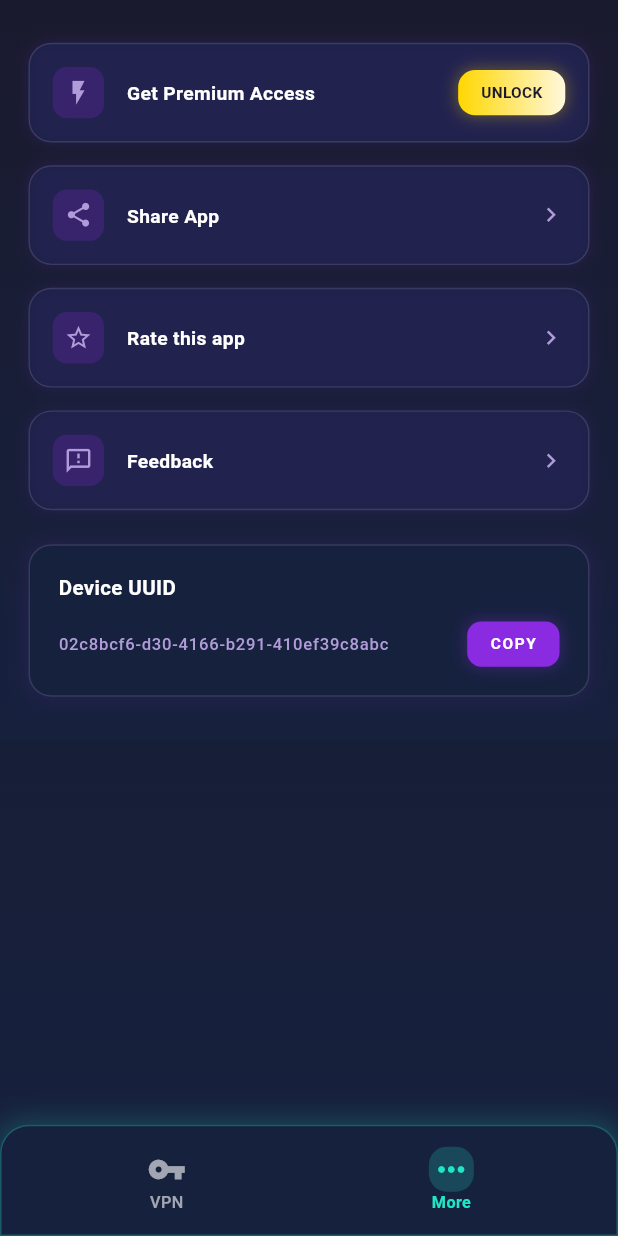
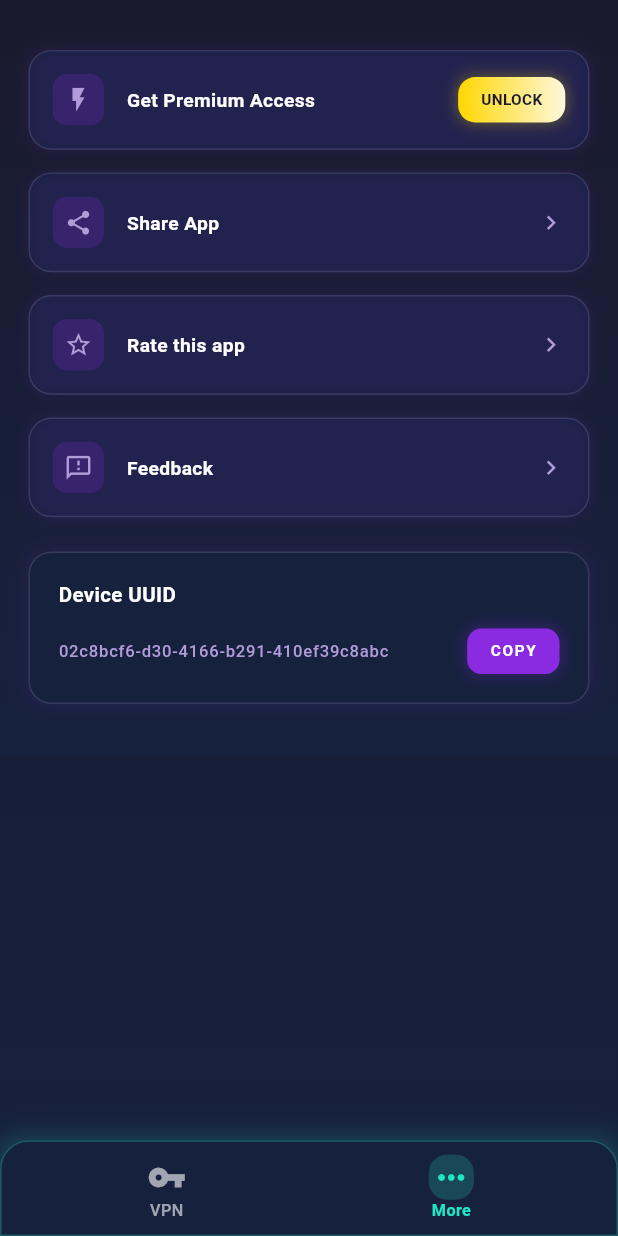
Before and after one commit to noob-hamza-00/vpn_max, a Flutter app: the screen it shows after launch, after a tap on "CONNECT", after a tap on "VPN", after a tap on "More", on a phone screen of 412 x 824 dp. Run offline on Flutter 3.47's test engine with Material 3 defaults, Android fonts, the phone set to English and light mode, and no system bars; our stand-ins replace connectivity_plus, fluttertoast, permission_handler; missing offline and left inert: installed_apps.

Commit message:
Update on repo

```diff
--- a/lib/animation_page.dart
+++ b/lib/animation_page.dart
@@ -1,4 +1,5 @@
 import 'package:flutter/material.dart';
+import 'package:fluttertoast/fluttertoast.dart';
 import 'dart:math';
 import 'dart:async';
 import 'package:connectivity_plus/connectivity_plus.dart';
@@ -19,7 +20,7 @@ class _AnimationPageState extends State<AnimationPage>
   bool connected = false;
   bool connecting = false;
   double connectingProgress = 0.0;
-  String? _toastMessage;
+  // Removed all floating toast logic, using only native mobile toast (Fluttertoast)
   late AnimationController _controller;
   int selectedTab = 0; // 0 = VPN, 1 = More
 
@@ -107,7 +108,7 @@ class _AnimationPageState extends State<AnimationPage>
         ),
         child: SafeArea(
           child: Container(
-            height: context.responsiveHeight(70),
+            height: context.responsiveHeight(60),
             padding: EdgeInsets.symmetric(
                 horizontal: context.responsiveSpacing(16),
                 vertical: context.responsiveSpacing(8)),
@@ -158,15 +159,15 @@ class _AnimationPageState extends State<AnimationPage>
       setState(() {
         connecting = false;
         connected = true;
-        _toastMessage = "Connected";
       });
-
-      await Future.delayed(const Duration(milliseconds: 1200));
-      if (mounted) {
-        setState(() {
-          _toastMessage = null;
-        });
-      }
+      Fluttertoast.showToast(
+        msg: "Connected",
+        toastLength: Toast.LENGTH_SHORT,
+        gravity: ToastGravity.BOTTOM,
+        backgroundColor: Colors.grey[800],
+        textColor: Colors.white,
+        fontSize: 15.0,
+      );
     } else if (connected) {
       _showDisconnectDialog();
     }
@@ -247,14 +248,15 @@ class _AnimationPageState extends State<AnimationPage>
     if (shouldDisconnect == true) {
       setState(() {
         connected = false;
-        _toastMessage = "Disconnected";
       });
-      await Future.delayed(const Duration(milliseconds: 800));
-      if (mounted) {
-        setState(() {
-          _toastMessage = null;
-        });
-      }
+      Fluttertoast.showToast(
+        msg: "Disconnected",
+        toastLength: Toast.LENGTH_SHORT,
+        gravity: ToastGravity.BOTTOM,
+        backgroundColor: Colors.grey[800],
+        textColor: Colors.white,
+        fontSize: 15.0,
+      );
     }
   }
 
@@ -309,7 +311,6 @@ class _AnimationPageState extends State<AnimationPage>
                     setState(() {
                       connected = false;
                       connecting = false;
-                      _toastMessage = null;
                     });
                   },
                   child: const Text(
@@ -561,16 +562,15 @@ class _AnimationPageState extends State<AnimationPage>
         // If not connected, just change server normally
         setState(() {
           selectedServer = picked;
-          _toastMessage = "Server changed to ${servers[picked]['country']}";
         });
-
-        // Show toast message
-        await Future.delayed(const Duration(milliseconds: 1500));
-        if (mounted) {
-          setState(() {
-            _toastMessage = null;
-          });
-        }
+        Fluttertoast.showToast(
+          msg: "Server changed to ${servers[picked]['country']}",
+          toastLength: Toast.LENGTH_SHORT,
+          gravity: ToastGravity.BOTTOM,
+          backgroundColor: Colors.grey[800],
+          textColor: Colors.white,
+          fontSize: 15.0,
+        );
       }
     }
   }
@@ -737,8 +737,15 @@ class _AnimationPageState extends State<AnimationPage>
         connected = false;
         connecting = false;
         connectingProgress = 0.0;
-        _toastMessage = "Disconnected from VPN";
       });
+      Fluttertoast.showToast(
+        msg: "Disconnected from VPN",
+        toastLength: Toast.LENGTH_SHORT,
+        gravity: ToastGravity.BOTTOM,
+        backgroundColor: Colors.grey[800],
+        textColor: Colors.white,
+        fontSize: 15.0,
+      );
 
       // Wait for disconnect message to show
       await Future.delayed(const Duration(milliseconds: 1000));
@@ -746,19 +753,15 @@ class _AnimationPageState extends State<AnimationPage>
       // Change server
       setState(() {
         selectedServer = newServerIndex;
-        _toastMessage =
-            "Server changed to ${servers[newServerIndex]['country']}";
       });
-
-      // Wait for server change message
-      await Future.delayed(const Duration(milliseconds: 1500));
-
-      // Clear toast message
-      if (mounted) {
-        setState(() {
-          _toastMessage = null;
-        });
-      }
+      Fluttertoast.showToast(
+        msg: "Server changed to ${servers[newServerIndex]['country']}",
+        toastLength: Toast.LENGTH_SHORT,
+        gravity: ToastGravity.BOTTOM,
+        backgroundColor: Colors.grey[800],
+        textColor: Colors.white,
+        fontSize: 15.0,
+      );
     }
   }
 
@@ -782,18 +785,18 @@ class _AnimationPageState extends State<AnimationPage>
       gifSize = isLandscape ? 380.0 : 420.0;
       connectedImageSize = isLandscape ? 320.0 : 360.0;
     } else if (isLargePhone) {
-      animationSize = 280.0;
+      animationSize = 270.0;
       gifSize = 300.0;
-      connectedImageSize = 240.0;
+      connectedImageSize = 220.0;
     } else if (isMediumPhone) {
       animationSize = 220.0;
-      gifSize = 240.0;
-      connectedImageSize = 190.0;
+      gifSize = 245.0;
+      connectedImageSize = 200.0;
     } else {
       // Small phones
-      animationSize = 180.0;
-      gifSize = 200.0;
-      connectedImageSize = 150.0;
+      animationSize = 140.0;
+      gifSize = 160.0;
+      connectedImageSize = 110.0;
     }
 
     return Center(
@@ -937,7 +940,7 @@ class _AnimationPageState extends State<AnimationPage>
     final isMediumPhone = screenWidth >= 360 && screenWidth < 400;
 
     // Responsive sizing based on screen size
-    final titleFontSize = isSmallPhone ? 28.0 : (isMediumPhone ? 32.0 : 40.0);
+    final titleFontSize = isSmallPhone ? 37.0 : (isMediumPhone ? 45.0 : 48.0);
     final appFilterFontSize =
         isSmallPhone ? 11.0 : (isMediumPhone ? 12.0 : 14.0);
     final speedValueFontSize =
@@ -1026,6 +1029,7 @@ class _AnimationPageState extends State<AnimationPage>
                       ),
                       const Spacer(),
                       Container(
+                         margin: EdgeInsets.only(top: isSmallPhone ? 10 : (isMediumPhone ? 15 : 10)),
                         decoration: BoxDecoration(
                           color: appFilterBackgroundColor,
                           borderRadius: BorderRadius.circular(borderRadius),
@@ -1052,9 +1056,9 @@ class _AnimationPageState extends State<AnimationPage>
                             ),
                             padding: EdgeInsets.symmetric(
                               horizontal:
-                                  isSmallPhone ? 12 : (isMediumPhone ? 16 : 20),
-                              vertical:
-                                  isSmallPhone ? 6 : (isMediumPhone ? 7 : 10),
+                                  isSmallPhone ? 12 : (isMediumPhone ? 16 : 30),
+                              vertical: 0,
+                                 // isSmallPhone ? 3 : (isMediumPhone ? 2 : 1),
                             ),
                           ),
                           onPressed: () {
@@ -1304,6 +1308,21 @@ class _AnimationPageState extends State<AnimationPage>
                               ),
                             ],
                           ),
+                          child: TextButton(
+                            style: TextButton.styleFrom(
+                              backgroundColor: Colors.transparent,
+                              padding: EdgeInsets.zero,
+                              minimumSize: Size(0, 0),
+                              tapTargetSize: MaterialTapTargetSize.shrinkWrap,
+                            ),
+                            onPressed: () {
+                              Navigator.push(
+                                context,
+                                MaterialPageRoute(
+                                  builder: (context) => const PremiumScreen(),
+                                ),
+                              );
+                            },
                             child: Text(
                               "UPGRADE",
                               style: TextStyle(
@@ -1311,6 +1330,7 @@ class _AnimationPageState extends State<AnimationPage>
                                 fontWeight: FontWeight.bold,
                                 fontSize: upgradeFontSize,
                                 letterSpacing: 1.1,
+                              ),
                             ),
                           ),
                         ),
@@ -1432,66 +1452,6 @@ class _AnimationPageState extends State<AnimationPage>
                             onPressed: toggleConnection,
                             color: primaryPurple,
                           ),
-              ),
-            ),
-            // --- Toast overlay - responsive ---
-            AnimatedContainer(
-              duration: const Duration(milliseconds: 350),
-              curve: Curves.easeInOut,
-              height: _toastMessage != null ? context.toastHeight : 0,
-              margin: EdgeInsets.only(
-                bottom: context.isSmallMobile ? 0.5 : 1,
-                left: context.isSmallMobile ? 8 : 0,
-                right: context.isSmallMobile ? 8 : 0,
-              ),
-              child: AnimatedOpacity(
-                opacity: _toastMessage != null ? 1.0 : 0.0,
-                duration: const Duration(milliseconds: 200),
-                child: _toastMessage != null
-                    ? Center(
-                        child: Container(
-                          padding: EdgeInsets.symmetric(
-                            horizontal: context.isSmallMobile ? 12 : 20,
-                            vertical: context.isSmallMobile ? 4 : 6,
-                          ),
-                          constraints: BoxConstraints(
-                            maxWidth: MediaQuery.of(context).size.width *
-                                (context.isSmallMobile ? 0.8 : 0.7),
-                          ),
-                          decoration: BoxDecoration(
-                            color: cardBg.withOpacity(0.95),
-                            borderRadius: BorderRadius.circular(
-                              context.isSmallMobile ? 14 : 18,
-                            ),
-                            border: Border.all(
-                              color: (connected ? connectGreen : primaryPurple)
-                                  .withOpacity(0.3),
-                            ),
-                            boxShadow: [
-                              BoxShadow(
-                                color:
-                                    (connected ? connectGreen : primaryPurple)
-                                        .withOpacity(0.2),
-                                blurRadius: context.isSmallMobile ? 6 : 8,
-                                spreadRadius: context.isSmallMobile ? 0.5 : 1,
-                              ),
-                            ],
-                          ),
-                          child: Text(
-                            _toastMessage ?? "",
-                            style: TextStyle(
-                              color: Colors.white,
-                              fontSize: context.isSmallMobile ? 11 : 13,
-                              fontWeight: FontWeight.w600,
-                              letterSpacing: context.isSmallMobile ? 0.8 : 1.05,
-                            ),
-                            textAlign: TextAlign.center,
-                            maxLines: 1,
-                            overflow: TextOverflow.ellipsis,
-                          ),
-                        ),
-                      )
-                    : const SizedBox.shrink(),
               ),
             ),
             SizedBox(height: context.isSmallMobile ? 2 : 4),
@@ -2155,7 +2115,7 @@ class MoreScreen extends StatelessWidget {
       ),
       width: double.infinity,
       child: SingleChildScrollView(
-        padding: context.responsivePadding(horizontal: 20, vertical: 30),
+        padding: context.responsivePadding(horizontal: 20, vertical: 35),
         child: Column(
           children: [
             _MoreTile(
--- a/lib/app_filter_screen.dart
+++ b/lib/app_filter_screen.dart
@@ -1890,4 +1890,4 @@ class _AppFilterScreenState extends State<AppFilterScreen>
         packageNameLower == 'com.google.android.apps.youtube.kids' ||
         packageNameLower.startsWith('com.google.android.youtube');
   }
-}
+ }
--- a/pubspec.yaml
+++ b/pubspec.yaml
@@ -40,6 +40,7 @@ dependencies:
   installed_apps: ^1.3.1
   permission_handler: ^11.3.1
   package_info_plus: ^8.0.0
+  fluttertoast: ^8.2.4
 
 dev_dependencies:
   flutter_test:
```
Also changed, not shown: lib/main.dart (line endings or trailing spaces), pubspec.lock. Lines whose indentation alone changed are shown as unchanged.
